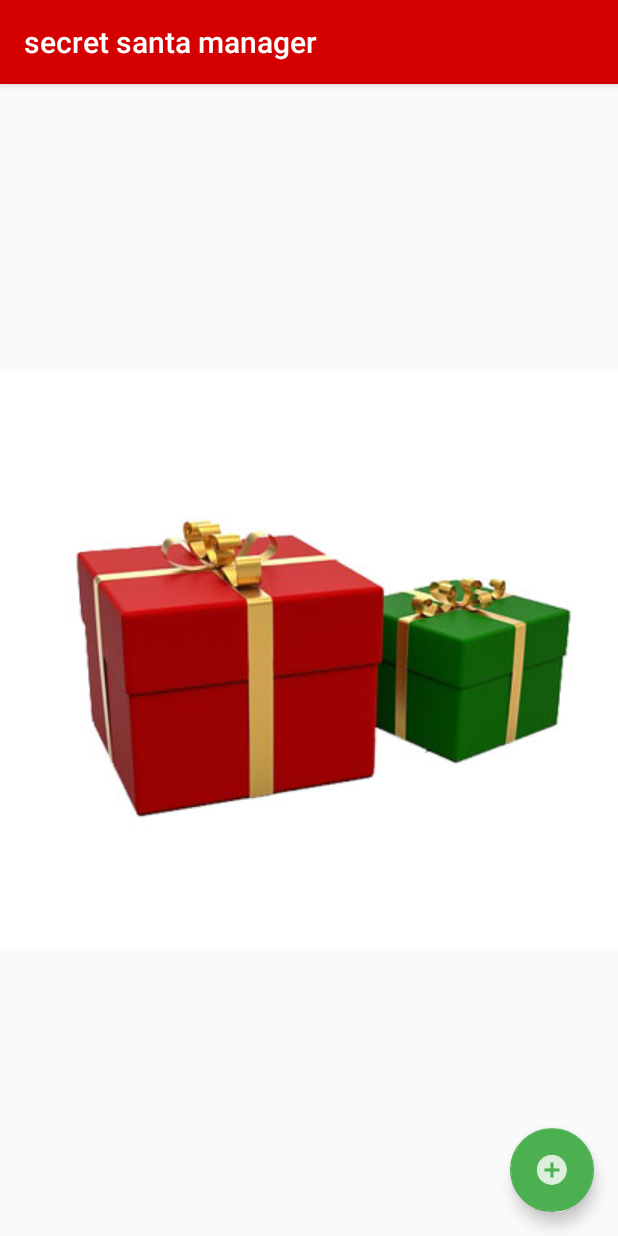
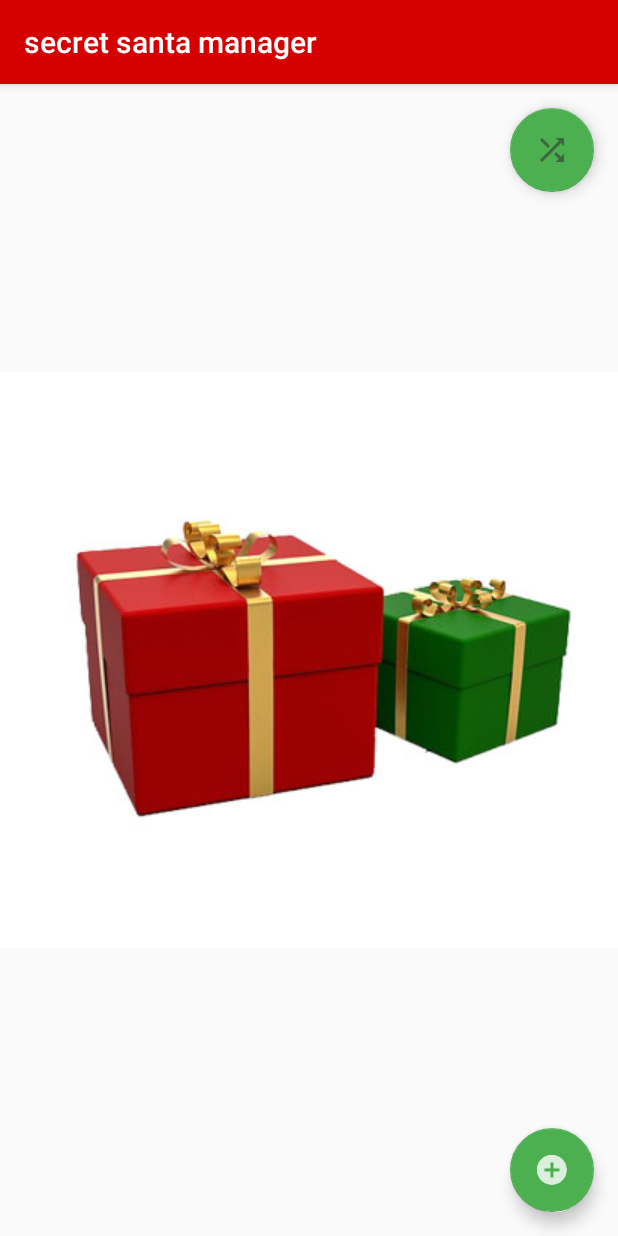
Before and after one commit to ThomasKozsir/secret-santa-manager, an Android app: the screen it shows after launch (MainActivity), on a phone screen of 412 x 824 dp. Run offline under Robolectric (Android 15) with nearby library versions, the phone set to English and light mode, and no system bars; 1 statement that could not run was skipped.

Commit message:
-shuffle button added -santa to receiver assignment done -email notification done

```diff
--- a/app/src/main/java/de/noobits/secretsantamanager/MainActivity.java
+++ b/app/src/main/java/de/noobits/secretsantamanager/MainActivity.java
@@ -2,36 +2,53 @@ package de.noobits.secretsantamanager;
 
 import android.content.Intent;
 import android.content.SharedPreferences;
+import android.net.Uri;
 import android.support.design.widget.FloatingActionButton;
 import android.support.v7.app.AppCompatActivity;
 import android.os.Bundle;
+import android.util.Log;
 import android.view.View;
+import android.widget.AdapterView;
 import android.widget.ArrayAdapter;
-import android.widget.Button;
-import android.widget.EditText;
 import android.widget.ListView;
 import android.widget.Toast;
 
 import com.google.gson.Gson;
 
 import java.util.ArrayList;
+import java.util.Random;
 
 public class MainActivity extends AppCompatActivity {
     private FloatingActionButton addButton;
-    private ArrayList<Santa> santaArrayList;
+    private ArrayList<Santa> santaArrayList;    //set of all santas who need a receiver (all members at the beginning)
+    private ArrayList<Santa> receiverArrayList; //set of people who have no santa yet
+    private int santaCounter;
     private ArrayAdapter<String> adapter;
     private ListView listView;
+    private String[] listViewContent;
     private Santa newSanta;
+    private SharedPreferences myPrefs;
+    private SharedPreferences.Editor editor;
+    private Gson gson;
+    private Random randomGen;
+
 
     @Override
     protected void onCreate(Bundle savedInstanceState) {
         super.onCreate(savedInstanceState);
         setContentView(R.layout.activity_main);
 
+        santaCounter = 0;
+        gson = new Gson();
+        myPrefs = getSharedPreferences(AddSecretSantaActivity.PREFS_NAME, 0);
+        editor = myPrefs.edit();
+
+
         addButton = (FloatingActionButton) findViewById(R.id.fab_add);
         listView = (ListView) findViewById(R.id.ListViewSecretSantas);
         santaArrayList = new ArrayList<Santa>();
-
+        loadSavedSantas();
+        updateSantaListView();
 
     }
 
@@ -39,6 +56,85 @@ public class MainActivity extends AppCompatActivity {
     protected void onResume(){
         super.onResume();
         putSantaToList();
+        loadSavedSantas();
+        updateSantaListView();
+    }
+
+    /**
+     * Chooses a random Santa out of the set and assign him to another member.
+     */
+    private void startAssignment(){
+        receiverArrayList = new ArrayList<Santa>();
+        int santaIndex, receiverIndex;
+        Santa chosenSanta;
+        Santa chosenReceiver;
+
+        //fill the receiver list with all santas, because every santa is also a receiver
+        for(Santa temp : santaArrayList){
+            receiverArrayList.add(temp);
+        }
+        //get the amount of initial santas once, before we take em out one for one, to assign them.
+        santaCounter = santaArrayList.size();
+
+        for(int i = 0; i< santaCounter; i++){
+            santaIndex = randomGen.nextInt(santaArrayList.size());
+            receiverIndex = randomGen.nextInt(receiverArrayList.size());
+            Intent intent = new Intent(Intent.ACTION_SENDTO);
+            intent.setData(Uri.parse("mailto:"));
+            intent.putExtra(Intent.EXTRA_SUBJECT, R.string.emailAssignmentSubject);
+
+
+            //TODO: get random santa, choose random receiver, check if its the santa himself, do choose again if so, else sent email to santa with name
+            //of the receiver
+
+            //get random santa and receiver, check if they arent the same
+            do {
+                chosenSanta = santaArrayList.get(santaIndex);
+                chosenReceiver = receiverArrayList.get(receiverIndex);
+            }while(chosenReceiver.equals(chosenSanta));
+
+            //remove santa from santaList and receiver from receiverList
+            santaArrayList.remove(santaIndex);
+            receiverArrayList.remove(receiverIndex);
+
+            //send email with the name of the chosen receiver to santa
+            intent.putExtra(Intent.EXTRA_TEXT, chosenReceiver.getFirstName() + ", " + chosenReceiver.getLastName());
+
+            //catch app-crash, when theres no app to open the intent
+            if(intent.resolveActivity(getPackageManager()) != null){
+                startActivity(intent);
+            }
+            santaCounter--;
+        }
+
+        Toast.makeText(getApplicationContext(), R.string.assignmentDoneToast, Toast.LENGTH_LONG);
+    }
+
+    /**
+     * Loads the saved list from sharedpreferences.
+     */
+    private void loadSavedSantas(){
+        //TODO: open sharedpreferences and get the list from there to save it in this class's list
+        String santaListJson = myPrefs.getString("santaList", "");
+        santaArrayList = gson.fromJson(santaListJson, ArrayList.class);
+    }
+
+    /**
+     * Initialises or updates the listView with the names.
+     */
+    private void updateSantaListView(){
+        //concatenate name and forename of each santa and save it in a array called listViewContent
+        int santaCounter = santaArrayList.size();
+        listViewContent = new String[santaCounter];
+
+        for(int i = 0; i < santaCounter; i++){
+            Log.d("updateSantaListView", "loop nr.:" + i);
+            listViewContent[i] = (String)(santaArrayList.get(i+1).getFirstName() + " " + santaArrayList.get(i+1).getLastName());
+        }
+        //TODO: fill listView with items containing santa attributes forename and name
+
+        //adapter = new ArrayAdapter<String>(getApplicationContext(), android.R.layout.simple_list_item_1, android.R.id.text1, listViewContent );
+        //listView.setAdapter(adapter);
     }
 
 
@@ -52,25 +148,29 @@ public class MainActivity extends AppCompatActivity {
      * Adds a new Santa to the list if it exists. Resets the newSanta after that.
      */
     private void putSantaToList(){
-        SharedPreferences myPrefs = getSharedPreferences(AddSecretSantaActivity.PREFS_NAME, 0);
 
         //get the newSanta from sharedpreferences
-        Gson gson = new Gson();
         String santaJson = myPrefs.getString("newSanta", "");  //getString(String key, String default)
         newSanta = gson.fromJson(santaJson, Santa.class);          //fromJson(String json, Object.class)
 
 
         if(newSanta != null){
+            //add the new santa to the list
             santaArrayList.add(newSanta);
 
-            //adapter = new ArrayAdapter<String>(//TODO: fill with parameters);
-            listView.setAdapter(adapter);
+            //convert the Santalist to a JSON string
+            String santaListJson = gson.toJson(santaArrayList);
+
+            //save santalist in sharedpreferences
+            editor.putString("santaList", santaListJson);
+            editor.commit();
 
             //feedback for user, santa has been added
-            Toast.makeText(getApplicationContext(), "Santa " + newSanta.getFirstName() + " has been added", Toast.LENGTH_LONG).show();
-
-            //TODO: initialise adapter and add it to the listView
+            Toast.makeText(getApplicationContext(), newSanta.getFirstName() + " has been added", Toast.LENGTH_LONG).show();
         }
+        //TODO: Bugfixing - when starting the app, last added Santa is shown in toast
         newSanta = null;
+        myPrefs.edit().remove("newSanta");
+        editor.commit();
     }
 }
--- a/app/src/main/res/layout/activity_main.xml
+++ b/app/src/main/res/layout/activity_main.xml
@@ -44,6 +44,17 @@
         android:src="@drawable/ic_fab_add"
     />
 
-
+    <!--floating action button to shuffle and send mails-->
+    <android.support.design.widget.FloatingActionButton
+        android:id="@+id/fab_shuffle"
+        android:layout_width="wrap_content"
+        android:layout_height="wrap_content"
+        android:layout_margin="16dp"
+        android:clickable="true"
+        app:layout_anchor="@id/ListViewSecretSantas"
+        app:layout_anchorGravity="top|right"
+        android:onClick="startAssignment"
+        android:src="@drawable/ic_fab_shuffle"
+        />
 
 </android.support.design.widget.CoordinatorLayout>
--- a/app/src/main/res/values/strings.xml
+++ b/app/src/main/res/values/strings.xml
@@ -9,4 +9,7 @@
     <string name="add">add</string>
     <string name="fillFormMessage">please fill in your forename, name and email address</string>
     <string name="santaAddedToast">a new santa has been added</string>
+    <string name="emailAssignmentSubject">secret santa assignment</string>
+    <string name="askDeleteList">do you want to delete the complete List?</string>
+    <string name="assignmentDoneToast">Congratulations, your secret santas have been assigned to another santa. Check your emails please!</string>
 </resources>
```
Also changed, not shown: app/src/main/ic_fab_shuffle-web.png (added), app/src/main/res/drawable-hdpi/ic_fab_shuffle.png (added), app/src/main/res/drawable-mdpi/ic_fab_shuffle.png (added), app/src/main/res/drawable-xhdpi/ic_fab_shuffle.png (added), app/src/main/res/drawable-xxhdpi/ic_fab_shuffle.png (added).
